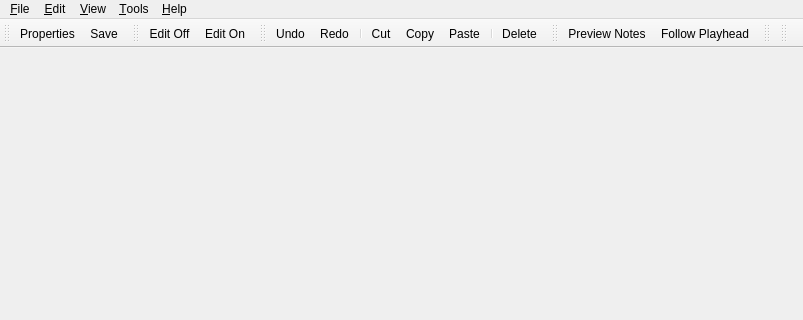
First picture: the form in src/qtractorMidiEditorForm.ui, repository rncbc/qtractor, before the edit; both pictures show x 0 to 803 and y 0 to 320 of the 803 by 498 pixel window.
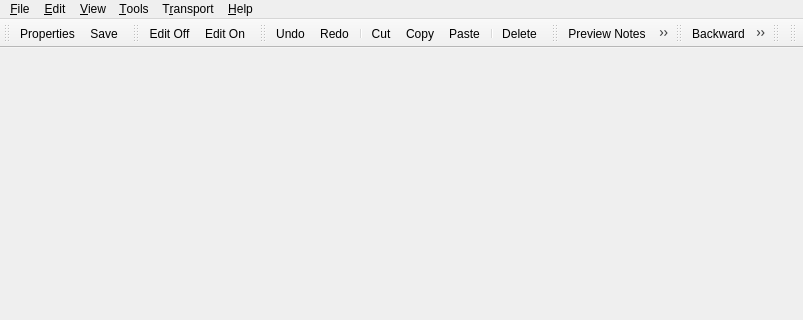
Second picture: the form after the edit. Icons and pictures are not drawn.

Commit message: - Transport menu and toolbar are now featured on the MIDI Editor.

The edit to the form file:
```diff
--- a/src/qtractorMidiEditorForm.ui
+++ b/src/qtractorMidiEditorForm.ui
@@ -122,6 +122,20 @@
     <addaction name="separator" />
     <addaction name="viewRefreshAction" />
    </widget>
+   <widget class="QMenu" name="transportMenu" >
+    <property name="title" >
+     <string>T&amp;ransport</string>
+    </property>
+    <addaction name="transportBackwardAction" />
+    <addaction name="transportRewindAction" />
+    <addaction name="transportFastForwardAction" />
+    <addaction name="transportForwardAction" />
+    <addaction name="separator" />
+    <addaction name="transportLoopAction" />
+    <addaction name="transportLoopSetAction" />
+    <addaction name="separator" />
+    <addaction name="transportPlayAction" />
+   </widget>
    <widget class="QMenu" name="helpMenu" >
     <property name="title" >
      <string>&amp;Help</string>
@@ -133,6 +147,7 @@
    <addaction name="editMenu" />
    <addaction name="viewMenu" />
    <addaction name="toolsMenu" />
+   <addaction name="transportMenu" />
    <addaction name="helpMenu" />
   </widget>
   <widget class="QMenu" name="contextMenu" >
@@ -200,6 +215,22 @@
    <addaction name="viewPreviewAction" />
    <addaction name="viewFollowAction" />
   </widget>
+  <widget class="QToolBar" name="transportToolbar" >
+   <property name="orientation" >
+    <enum>Qt::Horizontal</enum>
+   </property>
+   <attribute name="toolBarArea" >
+    <number>4</number>
+   </attribute>
+   <addaction name="transportBackwardAction" />
+   <addaction name="transportRewindAction" />
+   <addaction name="transportFastForwardAction" />
+   <addaction name="transportForwardAction" />
+   <addaction name="separator" />
+   <addaction name="transportLoopAction" />
+   <addaction name="separator" />
+   <addaction name="transportPlayAction" />
+  </widget>
   <widget class="QToolBar" name="editViewToolbar" >
    <property name="orientation" >
     <enum>Qt::Horizontal</enum>
@@ -690,6 +721,63 @@
     <string>Backspace</string>
    </property>
   </action>
+  <action name="transportRewindAction" >
+   <property name="checkable" >
+    <bool>true</bool>
+   </property>
+   <property name="icon" >
+    <iconset resource="../icons/qtractor.qrc" >:/icons/transportRewind.png</iconset>
+   </property>
+   <property name="text" >
+    <string>Re&amp;wind</string>
+   </property>
+   <property name="iconText" >
+    <string>Rewind</string>
+   </property>
+   <property name="statusTip" >
+    <string>Transport rewind</string>
+   </property>
+   <property name="shortcut" >
+    <string/>
+   </property>
+  </action>
+  <action name="transportFastForwardAction" >
+   <property name="checkable" >
+    <bool>true</bool>
+   </property>
+   <property name="icon" >
+    <iconset resource="../icons/qtractor.qrc" >:/icons/transportFastForward.png</iconset>
+   </property>
+   <property name="text" >
+    <string>F&amp;ast Forward</string>
+   </property>
+   <property name="iconText" >
+    <string>Fast forward</string>
+   </property>
+   <property name="statusTip" >
+    <string>Transport fast forward</string>
+   </property>
+   <property name="shortcut" >
+    <string/>
+   </property>
+  </action>
+  <action name="transportForwardAction" >
+   <property name="icon" >
+    <iconset resource="../icons/qtractor.qrc" >:/icons/transportForward.png</iconset>
+   </property>
+   <property name="text" >
+    <string>&amp;Forward</string>
+   </property>
+   <property name="iconText" >
+    <string>Forward</string>
+   </property>
+   <property name="statusTip" >
+    <string>Transport forward</string>
+   </property>
+   <property name="shortcut" >
+    <string/>
+   </property>
+  </action>
   <action name="transportLoopAction" >
    <property name="checkable" >
     <bool>true</bool>
```
Left out of the diff: 18 changed lines with no effect on the pictures. The commit also changes 9 other files.
